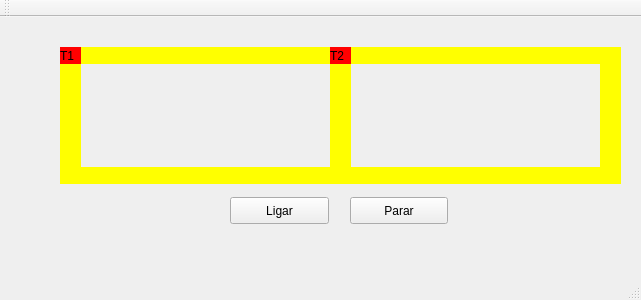
First picture: the form in 2.1/mainwindow.ui, repository JohnAzedo/OSCourse, before the edit.
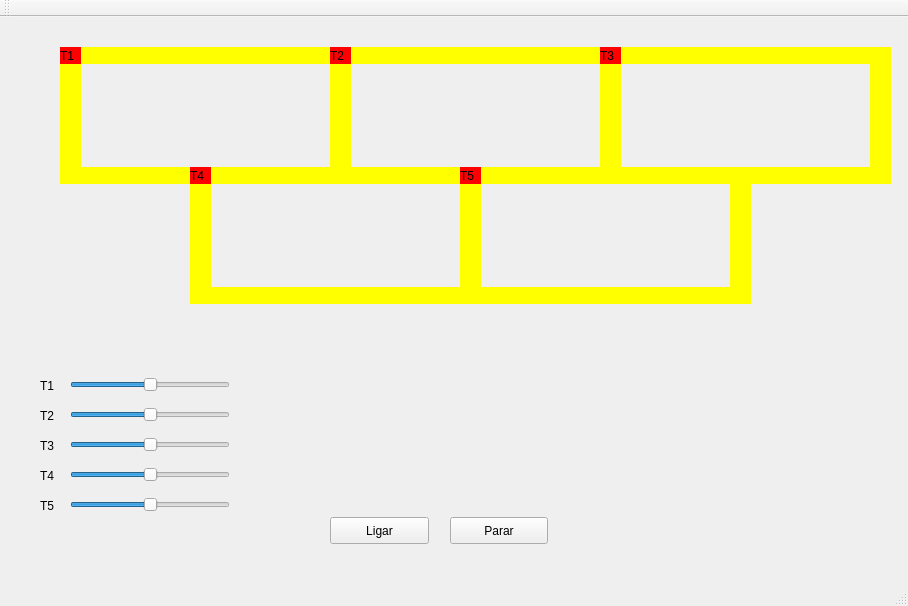
Second picture: the form after the edit.

Patch:
```diff
--- a/2.1/mainwindow.ui
+++ b/2.1/mainwindow.ui
@@ -6,13 +6,16 @@
    <rect>
     <x>0</x>
     <y>0</y>
-    <width>641</width>
-    <height>300</height>
+    <width>908</width>
+    <height>606</height>
    </rect>
   </property>
   <property name="windowTitle">
    <string>MainWindow</string>
   </property>
+  <property name="unifiedTitleAndToolBarOnMac">
+   <bool>false</bool>
+  </property>
   <widget class="QWidget" name="centralWidget">
    <widget class="QLabel" name="label_trem1">
     <property name="geometry">
@@ -97,8 +100,8 @@
    <widget class="QPushButton" name="pushButton">
     <property name="geometry">
      <rect>
-      <x>230</x>
-      <y>180</y>
+      <x>330</x>
+      <y>500</y>
       <width>99</width>
       <height>27</height>
      </rect>
@@ -110,8 +113,8 @@
    <widget class="QPushButton" name="pushButton_2">
     <property name="geometry">
      <rect>
-      <x>350</x>
-      <y>180</y>
+      <x>450</x>
+      <y>500</y>
       <width>98</width>
       <height>27</height>
      </rect>
@@ -184,6 +187,327 @@
      <string>T2</string>
     </property>
    </widget>
+   <widget class="QLabel" name="label_trilho4_3">
+    <property name="geometry">
+     <rect>
+      <x>870</x>
+      <y>30</y>
+      <width>21</width>
+      <height>137</height>
+     </rect>
+    </property>
+    <property name="styleSheet">
+     <string notr="true">QLabel { background: yellow}</string>
+    </property>
+    <property name="text">
+     <string/>
+    </property>
+   </widget>
+   <widget class="QLabel" name="label_trilho1_3">
+    <property name="geometry">
+     <rect>
+      <x>620</x>
+      <y>30</y>
+      <width>250</width>
+      <height>17</height>
+     </rect>
+    </property>
+    <property name="styleSheet">
+     <string notr="true">QLabel { background: yellow}</string>
+    </property>
+    <property name="text">
+     <string/>
+    </property>
+   </widget>
+   <widget class="QLabel" name="label_trilho1_4">
+    <property name="geometry">
+     <rect>
+      <x>620</x>
+      <y>150</y>
+      <width>250</width>
+      <height>17</height>
+     </rect>
+    </property>
+    <property name="styleSheet">
+     <string notr="true">QLabel { background: yellow}</string>
+    </property>
+    <property name="text">
+     <string/>
+    </property>
+   </widget>
+   <widget class="QLabel" name="label_trem3">
+    <property name="geometry">
+     <rect>
+      <x>600</x>
+      <y>30</y>
+      <width>21</width>
+      <height>17</height>
+     </rect>
+    </property>
+    <property name="styleSheet">
+     <string notr="true">QLabel { background: red}</string>
+    </property>
+    <property name="text">
+     <string>T3</string>
+    </property>
+   </widget>
+   <widget class="QLabel" name="label_trilho4_4">
+    <property name="geometry">
+     <rect>
+      <x>730</x>
+      <y>150</y>
+      <width>21</width>
+      <height>137</height>
+     </rect>
+    </property>
+    <property name="styleSheet">
+     <string notr="true">QLabel { background: yellow}</string>
+    </property>
+    <property name="text">
+     <string/>
+    </property>
+   </widget>
+   <widget class="QLabel" name="label_trilho3_2">
+    <property name="geometry">
+     <rect>
+      <x>190</x>
+      <y>150</y>
+      <width>21</width>
+      <height>137</height>
+     </rect>
+    </property>
+    <property name="styleSheet">
+     <string notr="true">QLabel { background: yellow}</string>
+    </property>
+    <property name="text">
+     <string/>
+    </property>
+   </widget>
+   <widget class="QLabel" name="label_trilho4_5">
+    <property name="geometry">
+     <rect>
+      <x>460</x>
+      <y>150</y>
+      <width>21</width>
+      <height>137</height>
+     </rect>
+    </property>
+    <property name="styleSheet">
+     <string notr="true">QLabel { background: yellow}</string>
+    </property>
+    <property name="text">
+     <string/>
+    </property>
+   </widget>
+   <widget class="QLabel" name="label_trilho1_7">
+    <property name="geometry">
+     <rect>
+      <x>480</x>
+      <y>270</y>
+      <width>250</width>
+      <height>17</height>
+     </rect>
+    </property>
+    <property name="styleSheet">
+     <string notr="true">QLabel { background: yellow}</string>
+    </property>
+    <property name="text">
+     <string/>
+    </property>
+   </widget>
+   <widget class="QLabel" name="label_trilho2_3">
+    <property name="geometry">
+     <rect>
+      <x>210</x>
+      <y>270</y>
+      <width>250</width>
+      <height>17</height>
+     </rect>
+    </property>
+    <property name="styleSheet">
+     <string notr="true">QLabel { background: yellow}</string>
+    </property>
+    <property name="text">
+     <string/>
+    </property>
+   </widget>
+   <widget class="QLabel" name="label_trem4">
+    <property name="geometry">
+     <rect>
+      <x>190</x>
+      <y>150</y>
+      <width>21</width>
+      <height>17</height>
+     </rect>
+    </property>
+    <property name="styleSheet">
+     <string notr="true">QLabel { background: red}</string>
+    </property>
+    <property name="text">
+     <string>T4</string>
+    </property>
+   </widget>
+   <widget class="QLabel" name="label_trem5">
+    <property name="geometry">
+     <rect>
+      <x>460</x>
+      <y>150</y>
+      <width>21</width>
+      <height>17</height>
+     </rect>
+    </property>
+    <property name="styleSheet">
+     <string notr="true">QLabel { background: red}</string>
+    </property>
+    <property name="text">
+     <string>T5</string>
+    </property>
+   </widget>
+   <widget class="QLabel" name="label_3">
+    <property name="geometry">
+     <rect>
+      <x>40</x>
+      <y>420</y>
+      <width>21</width>
+      <height>17</height>
+     </rect>
+    </property>
+    <property name="text">
+     <string>T3</string>
+    </property>
+   </widget>
+   <widget class="QLabel" name="label_4">
+    <property name="geometry">
+     <rect>
+      <x>40</x>
+      <y>450</y>
+      <width>21</width>
+      <height>17</height>
+     </rect>
+    </property>
+    <property name="text">
+     <string>T4</string>
+    </property>
+   </widget>
+   <widget class="QLabel" name="label_5">
+    <property name="geometry">
+     <rect>
+      <x>40</x>
+      <y>480</y>
+      <width>21</width>
+      <height>17</height>
+     </rect>
+    </property>
+    <property name="text">
+     <string>T5</string>
+    </property>
+   </widget>
+   <widget class="QSlider" name="hst1">
+    <property name="geometry">
+     <rect>
+      <x>70</x>
+      <y>360</y>
+      <width>160</width>
+      <height>16</height>
+     </rect>
+    </property>
+    <property name="value">
+     <number>50</number>
+    </property>
+    <property name="orientation">
+     <enum>Qt::Horizontal</enum>
+    </property>
+   </widget>
+   <widget class="QLabel" name="label_6">
+    <property name="geometry">
+     <rect>
+      <x>40</x>
+      <y>360</y>
+      <width>21</width>
+      <height>17</height>
+     </rect>
+    </property>
+    <property name="text">
+     <string>T1</string>
+    </property>
+   </widget>
+   <widget class="QSlider" name="hst2">
+    <property name="geometry">
+     <rect>
+      <x>70</x>
+      <y>390</y>
+      <width>160</width>
+      <height>16</height>
+     </rect>
+    </property>
+    <property name="value">
+     <number>50</number>
+    </property>
+    <property name="orientation">
+     <enum>Qt::Horizontal</enum>
+    </property>
+   </widget>
+   <widget class="QLabel" name="label_7">
+    <property name="geometry">
+     <rect>
+      <x>40</x>
+      <y>390</y>
+      <width>21</width>
+      <height>17</height>
+     </rect>
+    </property>
+    <property name="text">
+     <string>T2</string>
+    </property>
+   </widget>
+   <widget class="QSlider" name="hst3">
+    <property name="geometry">
+     <rect>
+      <x>70</x>
+      <y>420</y>
+      <width>160</width>
+      <height>16</height>
+     </rect>
+    </property>
+    <property name="value">
+     <number>50</number>
+    </property>
+    <property name="orientation">
+     <enum>Qt::Horizontal</enum>
+    </property>
+   </widget>
+   <widget class="QSlider" name="hst4">
+    <property name="geometry">
+     <rect>
+      <x>70</x>
+      <y>450</y>
+      <width>160</width>
+      <height>16</height>
+     </rect>
+    </property>
+    <property name="value">
+     <number>50</number>
+    </property>
+    <property name="orientation">
+     <enum>Qt::Horizontal</enum>
+    </property>
+   </widget>
+   <widget class="QSlider" name="hst5">
+    <property name="geometry">
+     <rect>
+      <x>70</x>
+      <y>480</y>
+      <width>160</width>
+      <height>16</height>
+     </rect>
+    </property>
+    <property name="value">
+     <number>50</number>
+    </property>
+    <property name="orientation">
+     <enum>Qt::Horizontal</enum>
+    </property>
+   </widget>
    <zorder>label_trilho1</zorder>
    <zorder>label_trilho2</zorder>
    <zorder>label_trilho3</zorder>
@@ -195,13 +519,34 @@
    <zorder>label_trilho1_2</zorder>
    <zorder>label_trilho2_2</zorder>
    <zorder>label_trem2</zorder>
+   <zorder>label_trilho4_3</zorder>
+   <zorder>label_trilho1_3</zorder>
+   <zorder>label_trilho1_4</zorder>
+   <zorder>label_trem3</zorder>
+   <zorder>label_trilho4_4</zorder>
+   <zorder>label_trilho3_2</zorder>
+   <zorder>label_trilho4_5</zorder>
+   <zorder>label_trilho1_7</zorder>
+   <zorder>label_trilho2_3</zorder>
+   <zorder>label_trem4</zorder>
+   <zorder>label_trem5</zorder>
+   <zorder>label_3</zorder>
+   <zorder>label_4</zorder>
+   <zorder>label_5</zorder>
+   <zorder>hst1</zorder>
+   <zorder>label_6</zorder>
+   <zorder>hst2</zorder>
+   <zorder>label_7</zorder>
+   <zorder>hst3</zorder>
+   <zorder>hst4</zorder>
+   <zorder>hst5</zorder>
   </widget>
   <widget class="QMenuBar" name="menuBar">
    <property name="geometry">
     <rect>
      <x>0</x>
      <y>0</y>
-     <width>641</width>
+     <width>908</width>
      <height>22</height>
     </rect>
    </property>
```
